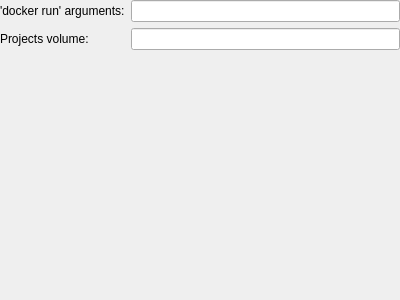
The window that plugins/docker/dockerpreferences.ui (KDE/kdevelop) describes before a commit, drawn with Qt 5.
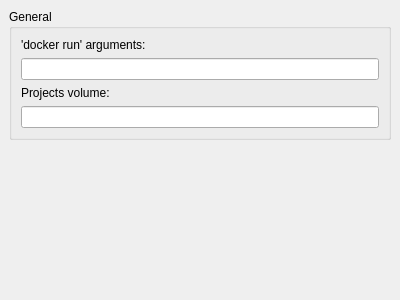
The same window after the commit.

Commit message: Make margins consistent across settings

The edit to the form file:
```diff
--- a/plugins/docker/dockerpreferences.ui
+++ b/plugins/docker/dockerpreferences.ui
@@ -10,38 +10,72 @@
     <height>300</height>
    </rect>
   </property>
-  <layout class="QFormLayout" name="formLayout">
+  <layout class="QVBoxLayout" name="verticalLayout_2">
    <property name="leftMargin">
-    <number>0</number>
+    <number>9</number>
    </property>
    <property name="topMargin">
-    <number>0</number>
+    <number>9</number>
    </property>
    <property name="rightMargin">
-    <number>0</number>
+    <number>9</number>
    </property>
    <property name="bottomMargin">
-    <number>0</number>
+    <number>9</number>
    </property>
-   <item row="0" column="0">
+   <item>
+    <widget class="QGroupBox" name="groupBox">
+     <property name="title">
+      <string>General</string>
+     </property>
+     <layout class="QVBoxLayout" name="verticalLayout">
+      <property name="leftMargin">
+       <number>9</number>
+      </property>
+      <property name="topMargin">
+       <number>9</number>
+      </property>
+      <property name="rightMargin">
+       <number>9</number>
+      </property>
+      <property name="bottomMargin">
+       <number>9</number>
+      </property>
+      <item>
     <widget class="QLabel" name="label">
      <property name="text">
       <string comment="@label:textbox">'docker run' arguments:</string>
      </property>
     </widget>
    </item>
-   <item row="0" column="1">
+      <item>
     <widget class="QLineEdit" name="kcfg_extraArguments"/>
    </item>
-   <item row="1" column="0">
+      <item>
     <widget class="QLabel" name="label_2">
      <property name="text">
       <string comment="@label:textbox">Projects volume:</string>
      </property>
     </widget>
    </item>
-   <item row="1" column="1">
+      <item>
     <widget class="QLineEdit" name="kcfg_projectsVolume"/>
+      </item>
+     </layout>
+    </widget>
+   </item>
+   <item>
+    <spacer name="verticalSpacer">
+     <property name="orientation">
+      <enum>Qt::Orientation::Vertical</enum>
+     </property>
+     <property name="sizeHint" stdset="0">
+      <size>
+       <width>20</width>
+       <height>40</height>
+      </size>
+     </property>
+    </spacer>
    </item>
   </layout>
  </widget>
```
Lines whose indentation alone changed are shown as unchanged. The commit also changes 14 other files.
